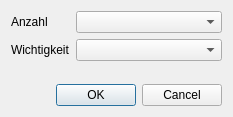
First picture: the form in wz-data/ui/dialog_constraint_number.ui, repository gradgrind/WZ3, before the edit.
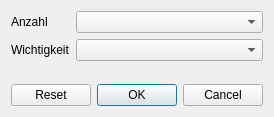
Second picture: the form after the edit.

```diff
--- a/wz-data/ui/dialog_constraint_number.ui
+++ b/wz-data/ui/dialog_constraint_number.ui
@@ -171,7 +171,7 @@
       <enum>Qt::Horizontal</enum>
      </property>
      <property name="standardButtons">
-      <set>QDialogButtonBox::Cancel|QDialogButtonBox::Ok</set>
+      <set>QDialogButtonBox::Cancel|QDialogButtonBox::Ok|QDialogButtonBox::Reset</set>
      </property>
     </widget>
    </item>
```
